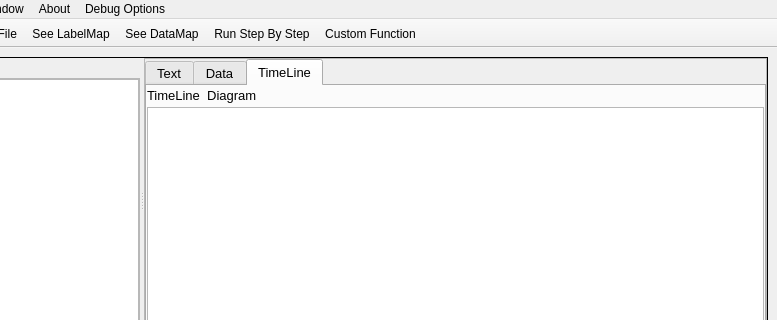
The window that mainwindow.ui (GithinGeorge2k1/CO_MIPS_SIMULATOR) describes before a commit, drawn with Qt 5; both pictures show x 128 to 905 and y 0 to 320 of the 905 by 635 pixel window.
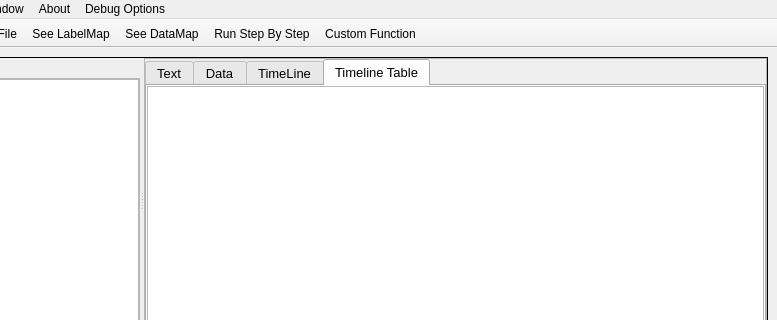
The same window after the commit.

Commit message:
How to Link UI element to code??
It is coming up in the top left corner and table formation is almost instantaneous. Only issue is to link with the slot

Diff of the .ui file:
```diff
--- a/mainwindow.ui
+++ b/mainwindow.ui
@@ -124,7 +124,7 @@
             </font>
            </property>
            <property name="currentIndex">
-            <number>2</number>
+            <number>3</number>
            </property>
            <property name="iconSize">
             <size>
@@ -238,6 +238,31 @@
              </item>
             </layout>
            </widget>
+           <widget class="QWidget" name="tab_4">
+            <attribute name="title">
+             <string>Timeline Table</string>
+            </attribute>
+            <layout class="QVBoxLayout" name="verticalLayout_8">
+             <property name="spacing">
+              <number>3</number>
+             </property>
+             <property name="leftMargin">
+              <number>0</number>
+             </property>
+             <property name="topMargin">
+              <number>0</number>
+             </property>
+             <property name="rightMargin">
+              <number>0</number>
+             </property>
+             <property name="bottomMargin">
+              <number>0</number>
+             </property>
+             <item>
+              <widget class="QTableWidget" name="timeline"/>
+             </item>
+            </layout>
+           </widget>
           </widget>
          </item>
         </layout>
```
Left out of the diff: 2 changed lines with no effect on the pictures. The commit also changes 7 other files.
